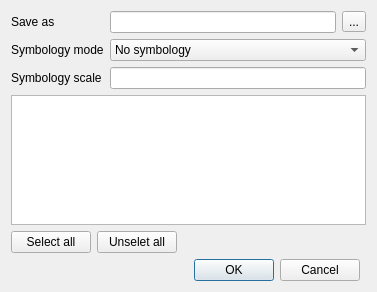
qgis/QGIS, file src/ui/qgsdxfexportdialogbase.ui: the form before one commit.
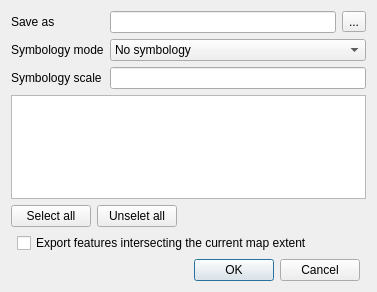
The form after the commit.

Commit message: Dxf: possibility to export only the features overlapping the map extent

The edit to the form file:
```diff
--- a/src/ui/qgsdxfexportdialogbase.ui
+++ b/src/ui/qgsdxfexportdialogbase.ui
@@ -115,6 +115,13 @@
      </item>
     </layout>
    </item>
+   <item row="3" column="1">
+    <widget class="QCheckBox" name="mMapExtentCheckBox">
+     <property name="text">
+      <string>Export features intersecting the current map extent</string>
+     </property>
+    </widget>
+   </item>
   </layout>
  </widget>
  <resources/>
```
The commit also changes 5 other files.
